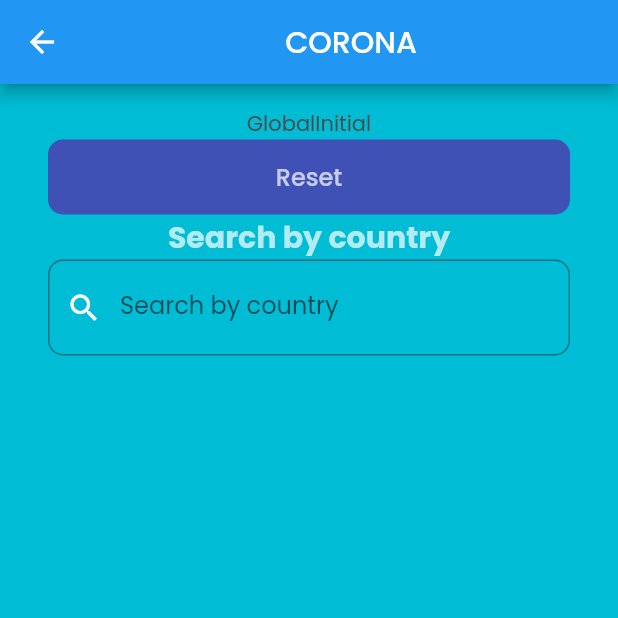
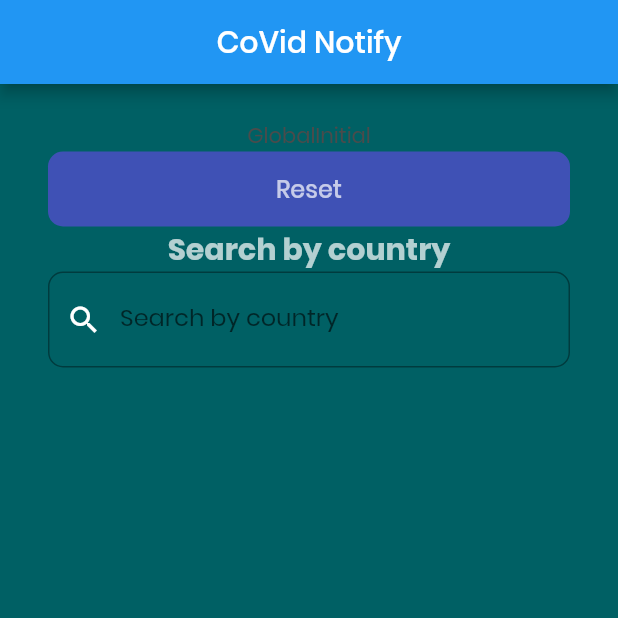
Before and after one commit to bayernMfan/corona_traker, a Flutter app: the StatisticPage screen opened directly, on a phone screen of 412 x 824 dp, the top half of it. Run offline on Flutter 3.47's test engine with Material 2 defaults, Android fonts, the phone set to English and light mode, and no system bars; our stand-ins replace bloc, equatable, flutter_bloc, flutter_svg; network calls fail.

Commit message:
some fixes

```diff
--- a/lib/pages/home_page.dart
+++ b/lib/pages/home_page.dart
@@ -81,6 +81,7 @@ class HomePage extends StatelessWidget {
               padding: EdgeInsets.symmetric(vertical: 8, horizontal: 8),
               child: BlocProvider(
                 create: (BuildContext context) => GlobalBloc(GlobalRepo()),
+                child: SingleChildScrollView(
                   child: Column(
                     mainAxisAlignment: MainAxisAlignment.spaceBetween,
                     crossAxisAlignment: CrossAxisAlignment.start,
@@ -188,6 +189,7 @@ class HomePage extends StatelessWidget {
                         ),
                       ),
                     ],
+                  ),
                 ),
               ),
             ),
--- a/lib/pages/statistic_page.dart
+++ b/lib/pages/statistic_page.dart
@@ -11,16 +11,19 @@ class StatisticPage extends StatelessWidget {
   Widget build(BuildContext context) {
     print("build StatisticPage");
     return Scaffold(
+      extendBody: true,
+      extendBodyBehindAppBar: true,
       resizeToAvoidBottomInset: false,
-      backgroundColor: Colors.cyan,
+      backgroundColor: Colors.cyan[900],
       appBar: AppBar(
         title: Center(
-          child: Text('CORONA'),
+          child: Text('CoVid Notify'),
         ),
       ),
       body: Padding(
         padding:
-            const EdgeInsets.only(right: 32, left: 32, top: 16, bottom: 16),
+            const EdgeInsets.only(right: 32, left: 32, top: 80),
+        child: SingleChildScrollView(
           child: Column(
             mainAxisAlignment: MainAxisAlignment.start,
             crossAxisAlignment: CrossAxisAlignment.center,
@@ -61,7 +64,9 @@ class StatisticPage extends StatelessWidget {
                 ),
               ),
               SearchCountry(),
+              Padding(padding: EdgeInsets.only(bottom:24))
             ],
+          ),
         ),
       ),
     );
```
Also changed, not shown: lib/main.dart (+26 -3 lines), lib/pages/tab_page.dart (+5 -2 lines), pubspec.yaml (+5 -4 lines), pubspec.lock, 13 other files. Lines whose indentation alone changed are shown as unchanged.
